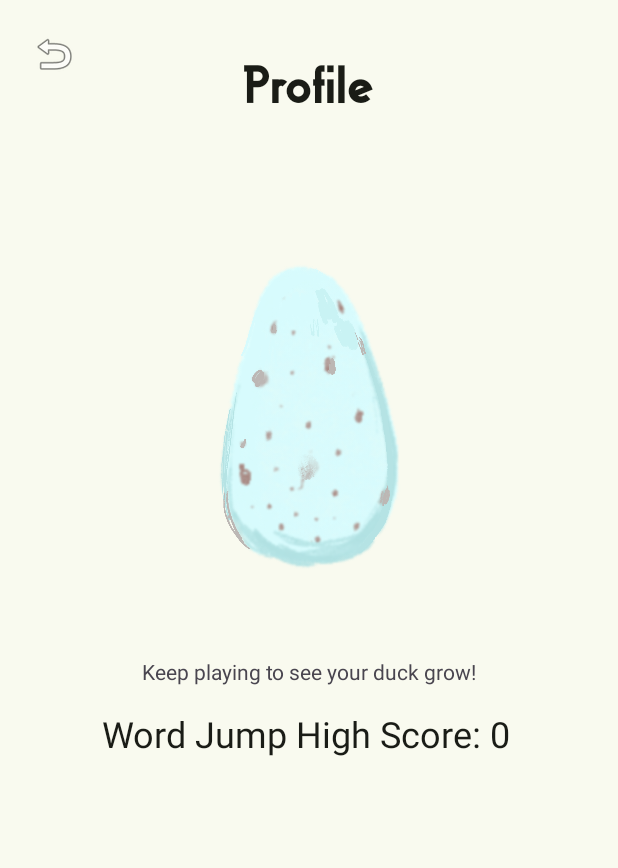
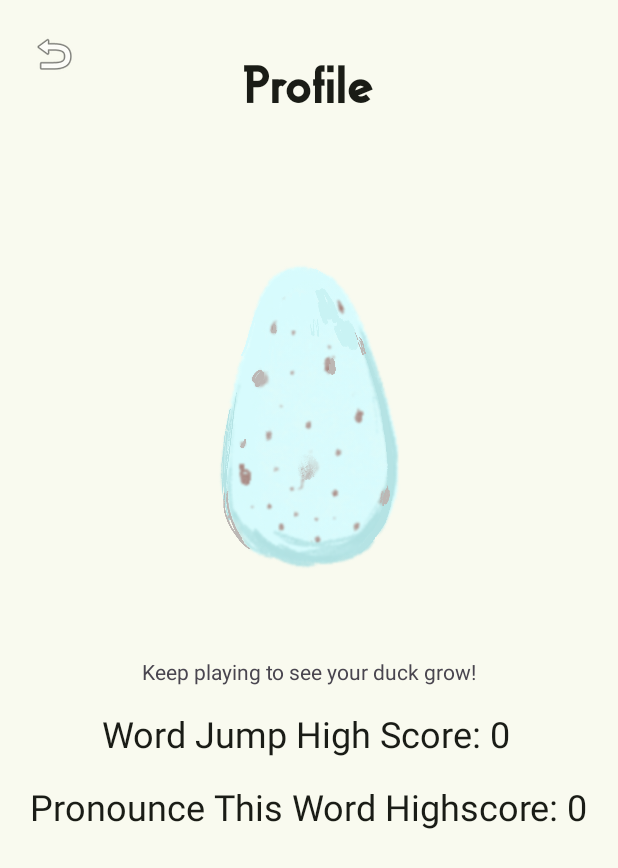
Before and after one commit to msyed03/CS175ProjectGroup6, an Android app: the ProfileActivity screen opened directly, with no data from a screen before it, on a phone screen of 412 x 824 dp. Shown: the top 868 px of the screen. Run offline under Robolectric (Android 15) with nearby library versions, the phone set to English and light mode, and no system bars.

Commit message:
added high score to pronounce this word

```diff
--- a/app/src/main/java/edu/sjsu/android/cs175projectgroup6/ProfileActivity.java
+++ b/app/src/main/java/edu/sjsu/android/cs175projectgroup6/ProfileActivity.java
@@ -9,6 +9,7 @@ import android.widget.TextView;
 import androidx.appcompat.app.AppCompatActivity;
 
 public class ProfileActivity extends AppCompatActivity {
+    private int total = 0;
     @Override
     protected void onCreate(Bundle savedInstanceState) {
         super.onCreate(savedInstanceState);
@@ -24,17 +25,25 @@ public class ProfileActivity extends AppCompatActivity {
         int high = prefs.getInt("highscore", 0);
         highScoreView.setText("Word Jump High Score: " + high);
 
+//        TextView pronounceScoreView = findViewById(R.id.tvPronounceHighScore);
+//        SharedPreferences pronouncePrefs = getSharedPreferences("PronouncePrefs", MODE_PRIVATE);
+//        int pronounceHigh = pronouncePrefs.getInt("highscore", 0);
+//        pronounceScoreView.setText("Pronounce This Word High Score: " + pronounceHigh);
+//
+//        total = high + pronounceHigh;
+        total = high;
+
         // Set duck image based on high score
         int duckImageRes;
-        if (high < 100) {
+        if (total < 100) {
             duckImageRes = R.drawable.duck_growth_1;
-        } else if (high < 200) {
+        } else if (total < 200) {
             duckImageRes = R.drawable.duck_growth_2;
-        } else if (high < 400) {
+        } else if (total < 400) {
             duckImageRes = R.drawable.duck_growth_3;
-        } else if (high < 600) {
+        } else if (total < 600) {
             duckImageRes = R.drawable.duck_growth_4;
-        } else if (high < 800) {
+        } else if (total < 800) {
             duckImageRes = R.drawable.duck_growth_5;
         } else {
             duckImageRes = R.drawable.duck_growth_6;
--- a/app/src/main/res/layout/activity_profile.xml
+++ b/app/src/main/res/layout/activity_profile.xml
@@ -44,6 +44,8 @@
         app:layout_constraintStart_toStartOf="parent"
         app:layout_constraintTop_toBottomOf="@id/profileTitle" />
 
+
+
     <ImageView
         android:id="@+id/duckGrowth"
         android:layout_width="341dp"
@@ -65,4 +67,16 @@
         app:layout_constraintEnd_toEndOf="parent"
         app:layout_constraintStart_toStartOf="parent" />
 
+    <TextView
+        android:id="@+id/tvPronounceHighScore"
+        android:layout_width="wrap_content"
+        android:layout_height="wrap_content"
+        android:layout_marginTop="16dp"
+        android:text="Pronounce This Word Highscore: 0"
+        android:textColor="@color/md_theme_onBackground"
+        android:textSize="24sp"
+        app:layout_constraintEnd_toEndOf="parent"
+        app:layout_constraintStart_toStartOf="parent"
+        app:layout_constraintTop_toBottomOf="@+id/tvHighScore" />
+
 </androidx.constraintlayout.widget.ConstraintLayout>
```
Also changed, not shown: app/src/main/java/edu/sjsu/android/cs175projectgroup6/PronounceThisWord.java (+8 -1 lines).
